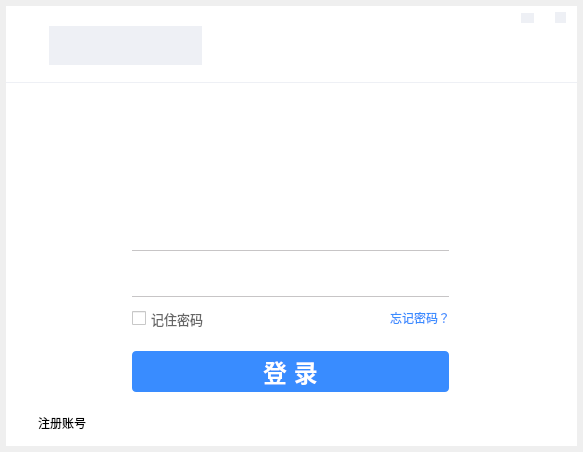
Qt form tcpclient.ui (HustGw/CLLLLLLLSAFFFFFEWINN) before a commit.
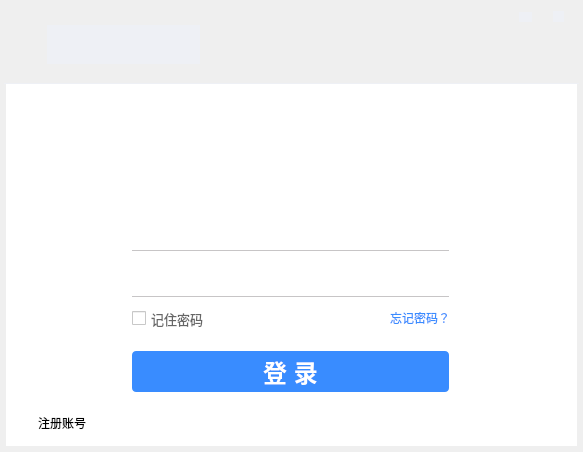
The same form after that commit. Icons and pictures are not drawn.

Diff of the .ui file:
```diff
--- a/tcpclient.ui
+++ b/tcpclient.ui
@@ -17,9 +17,9 @@
    <property name="geometry">
     <rect>
      <x>6</x>
-     <y>6</y>
+     <y>83</y>
      <width>571</width>
-     <height>440</height>
+     <height>363</height>
     </rect>
    </property>
    <property name="styleSheet">
@@ -30,7 +30,7 @@
     <property name="geometry">
      <rect>
       <x>126</x>
-      <y>345</y>
+      <y>268</y>
       <width>317</width>
       <height>41</height>
      </rect>
@@ -46,7 +46,7 @@
     <property name="geometry">
      <rect>
       <x>126</x>
-      <y>304</y>
+      <y>227</y>
       <width>100</width>
       <height>17</height>
      </rect>
@@ -59,100 +59,11 @@
      <string>记住密码</string>
     </property>
    </widget>
-   <widget class="QWidget" name="widget" native="true">
-    <property name="geometry">
-     <rect>
-      <x>0</x>
-      <y>0</y>
-      <width>571</width>
-      <height>77</height>
-     </rect>
-    </property>
-    <property name="mouseTracking">
-     <bool>true</bool>
-    </property>
-    <property name="tabletTracking">
-     <bool>false</bool>
-    </property>
-    <property name="focusPolicy">
-     <enum>Qt::NoFocus</enum>
-    </property>
-    <property name="styleSheet">
-     <string notr="true">border-image: url(:/new/login/pictures/login_background.png);
-border-bottom:1px solid rgb(238,240,245)</string>
-    </property>
-    <widget class="QLabel" name="label_7">
-     <property name="geometry">
-      <rect>
-       <x>43</x>
-       <y>20</y>
-       <width>153</width>
-       <height>39</height>
-      </rect>
-     </property>
-     <property name="styleSheet">
-      <string notr="true">border-image: url(:/new/login/pictures/login_main_logo.png);
-background-color: rgb(238, 240, 245);
-</string>
-     </property>
-     <property name="text">
-      <string/>
-     </property>
-    </widget>
-    <widget class="QPushButton" name="minBtn">
-     <property name="geometry">
-      <rect>
-       <x>515</x>
-       <y>7</y>
-       <width>13</width>
-       <height>10</height>
-      </rect>
-     </property>
-     <property name="focusPolicy">
-      <enum>Qt::NoFocus</enum>
-     </property>
-     <property name="styleSheet">
-      <string notr="true">border-image: url(:/new/mainwindow/pictures/min_button.png);
-background-color: rgb(238, 240, 245);
-border:0px</string>
-     </property>
-     <property name="text">
-      <string/>
-     </property>
-     <property name="flat">
-      <bool>true</bool>
-     </property>
-    </widget>
-    <widget class="QPushButton" name="closeBtn">
-     <property name="geometry">
-      <rect>
-       <x>549</x>
-       <y>6</y>
-       <width>11</width>
-       <height>11</height>
-      </rect>
-     </property>
-     <property name="focusPolicy">
-      <enum>Qt::NoFocus</enum>
-     </property>
-     <property name="styleSheet">
-      <string notr="true">border-image: url(:/new/mainwindow/pictures/exit_button.png);
-background-color: rgb(238, 240, 245);
-border:0px;</string>
-     </property>
-     <property name="text">
-      <string/>
-     </property>
-     <property name="flat">
-      <bool>true</bool>
-     </property>
-    </widget>
-   </widget>
    <widget class="QWidget" name="widget_3" native="true">
     <property name="geometry">
      <rect>
       <x>230</x>
-      <y>95</y>
+      <y>18</y>
       <width>112</width>
       <height>112</height>
      </rect>
@@ -165,7 +76,7 @@
     <property name="geometry">
      <rect>
       <x>167</x>
-      <y>222</y>
+      <y>145</y>
       <width>200</width>
       <height>17</height>
      </rect>
@@ -173,7 +84,7 @@
     <property name="styleSheet">
      <string notr="true">border-width:0px;
 border-style:outset;
-background:transparent;</string>
+background:white;</string>
     </property>
     <property name="text">
      <string/>
@@ -189,7 +100,7 @@
     <property name="geometry">
      <rect>
       <x>127</x>
-      <y>221</y>
+      <y>144</y>
       <width>15</width>
       <height>17</height>
      </rect>
@@ -205,7 +116,7 @@
     <property name="geometry">
      <rect>
       <x>127</x>
-      <y>266</y>
+      <y>189</y>
       <width>15</width>
       <height>18</height>
      </rect>
@@ -221,7 +132,7 @@
     <property name="geometry">
      <rect>
       <x>126</x>
-      <y>244</y>
+      <y>167</y>
       <width>317</width>
       <height>1</height>
      </rect>
@@ -246,7 +157,7 @@
     <property name="geometry">
      <rect>
       <x>167</x>
-      <y>266</y>
+      <y>189</y>
       <width>200</width>
       <height>18</height>
      </rect>
@@ -254,14 +165,14 @@
     <property name="styleSheet">
      <string notr="true">border-width:0px;
 border-style:outset;
-background:transparent;</string>
+background:white;</string>
     </property>
    </widget>
    <widget class="QFrame" name="frame">
     <property name="geometry">
      <rect>
       <x>126</x>
-      <y>290</y>
+      <y>213</y>
       <width>317</width>
       <height>1</height>
      </rect>
@@ -280,7 +191,7 @@
     <property name="geometry">
      <rect>
       <x>21</x>
-      <y>402</y>
+      <y>325</y>
       <width>70</width>
       <height>30</height>
      </rect>
@@ -302,7 +213,7 @@
     <property name="geometry">
      <rect>
       <x>364</x>
-      <y>302</y>
+      <y>225</y>
       <width>100</width>
       <height>20</height>
      </rect>
@@ -321,7 +232,7 @@
     <property name="geometry">
      <rect>
       <x>427</x>
-      <y>226</y>
+      <y>149</y>
       <width>16</width>
       <height>8</height>
      </rect>
@@ -344,7 +255,7 @@
     <property name="geometry">
      <rect>
       <x>428</x>
-      <y>269</y>
+      <y>192</y>
       <width>12</width>
       <height>12</height>
      </rect>
@@ -363,6 +274,95 @@
     </property>
    </widget>
   </widget>
+  <widget class="QWidget" name="widget" native="true">
+   <property name="geometry">
+    <rect>
+     <x>4</x>
+     <y>5</y>
+     <width>575</width>
+     <height>79</height>
+    </rect>
+   </property>
+   <property name="mouseTracking">
+    <bool>true</bool>
+   </property>
+   <property name="tabletTracking">
+    <bool>false</bool>
+   </property>
+   <property name="focusPolicy">
+    <enum>Qt::NoFocus</enum>
+   </property>
+   <property name="styleSheet">
+    <string notr="true">border-image: url(:/new/login/pictures/login_background.png);
+border-bottom:1px solid rgb(238,240,245)</string>
+   </property>
+   <widget class="QLabel" name="label_7">
+    <property name="geometry">
+     <rect>
+      <x>43</x>
+      <y>20</y>
+      <width>153</width>
+      <height>39</height>
+     </rect>
+    </property>
+    <property name="styleSheet">
+     <string notr="true">border-image: url(:/new/login/pictures/login_main_logo.png);
+background-color: rgb(238, 240, 245);
+</string>
+    </property>
+    <property name="text">
+     <string/>
+    </property>
+   </widget>
+   <widget class="QPushButton" name="minBtn">
+    <property name="geometry">
+     <rect>
+      <x>515</x>
+      <y>7</y>
+      <width>13</width>
+      <height>10</height>
+     </rect>
+    </property>
+    <property name="focusPolicy">
+     <enum>Qt::NoFocus</enum>
+    </property>
+    <property name="styleSheet">
+     <string notr="true">border-image: url(:/new/mainwindow/pictures/min_button.png);
+background-color: rgb(238, 240, 245);
+border:0px</string>
+    </property>
+    <property name="text">
+     <string/>
+    </property>
+    <property name="flat">
+     <bool>true</bool>
+    </property>
+   </widget>
+   <widget class="QPushButton" name="closeBtn">
+    <property name="geometry">
+     <rect>
+      <x>549</x>
+      <y>6</y>
+      <width>11</width>
+      <height>11</height>
+     </rect>
+    </property>
+    <property name="focusPolicy">
+     <enum>Qt::NoFocus</enum>
+    </property>
+    <property name="styleSheet">
+     <string notr="true">border-image: url(:/new/mainwindow/pictures/exit_button.png);
+background-color: rgb(238, 240, 245);
+border:0px;</string>
+    </property>
+    <property name="text">
+     <string/>
+    </property>
+    <property name="flat">
+     <bool>true</bool>
+    </property>
+   </widget>
+  </widget>
  </widget>
  <layoutdefault spacing="6" margin="11"/>
  <resources/>
```
